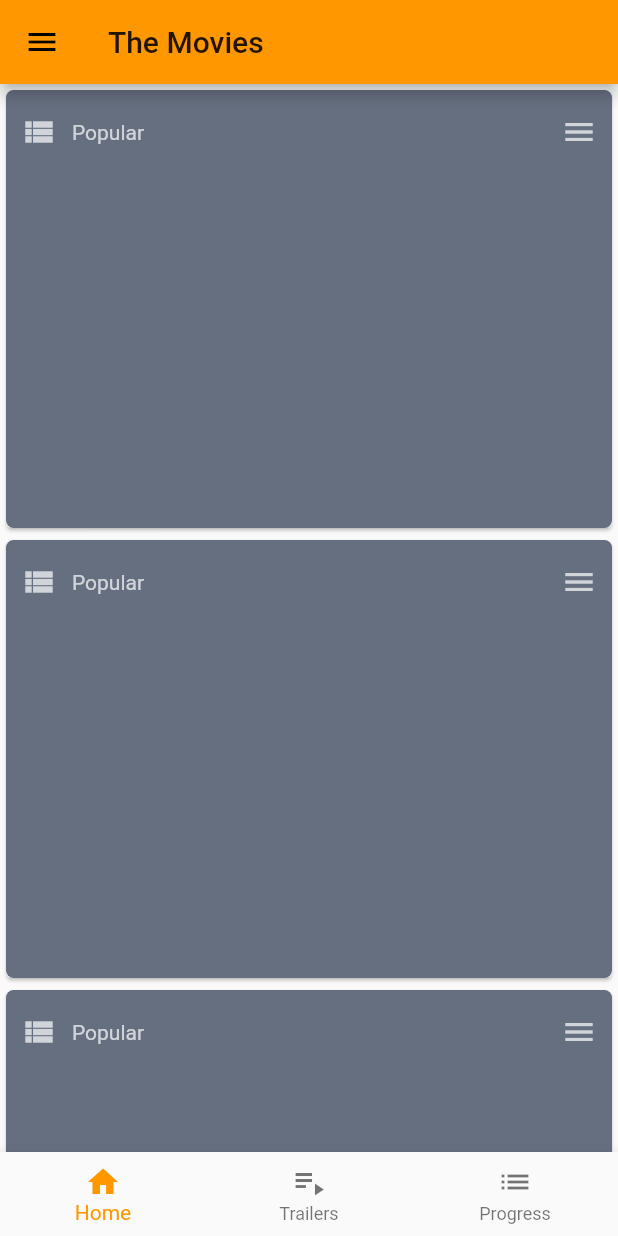
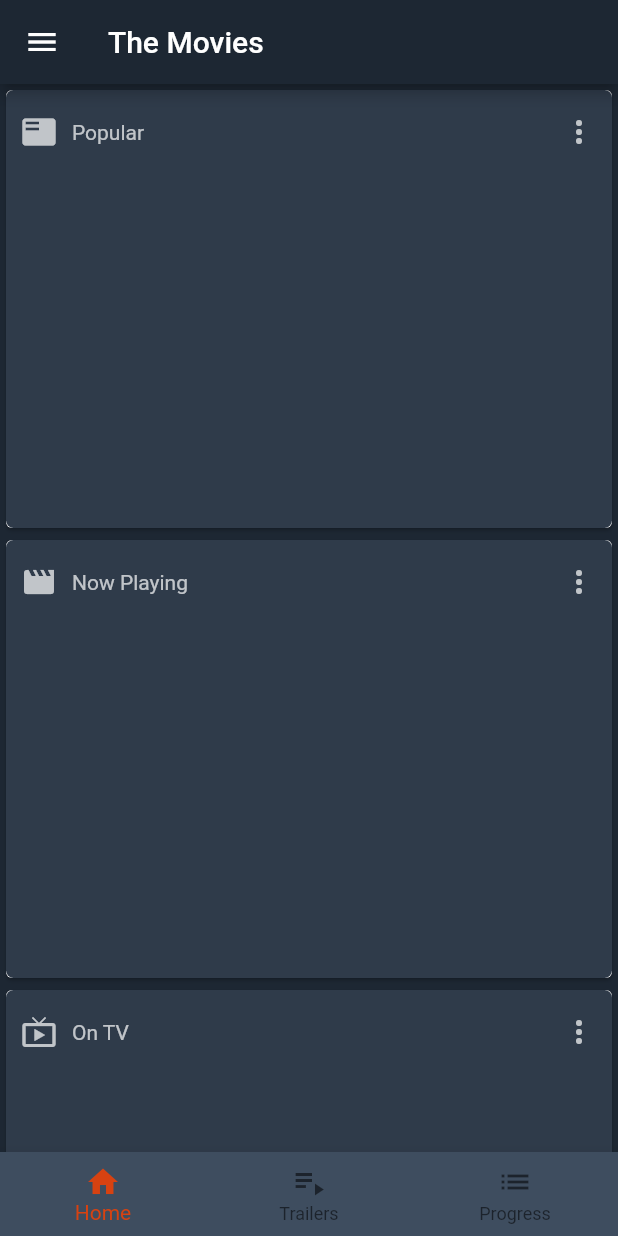
Before and after one commit to hoajb/the_movies_flut, a Flutter app: the screen it shows after launch, on a phone screen of 412 x 824 dp. Run offline on Flutter 3.47's test engine with Material 2 defaults, Android fonts, the phone set to English and light mode, and no system bars; network calls fail.

Commit message:
the icon

```diff
--- a/lib/main.dart
+++ b/lib/main.dart
@@ -1,4 +1,5 @@
 import 'package:flutter/material.dart';
+import 'package:the_movies_flut/resource/app_resources.dart';
 
 import 'page/mainpage.dart';
 
@@ -11,7 +12,7 @@ class MyApp extends StatelessWidget {
     return MaterialApp(
       title: 'Flutter Demo',
       theme: ThemeData(
-        primarySwatch: Colors.orange,
+        primarySwatch: AppColors.colorThemePrimary,
       ),
       home: MainPage(),
     );
--- a/lib/page/homepage.dart
+++ b/lib/page/homepage.dart
@@ -1,5 +1,6 @@
 import 'package:flutter/material.dart';
 import 'package:the_movies_flut/page/rowlistmovies.dart';
+import 'package:the_movies_flut/resource/app_resources.dart';
 
 class HomePage extends StatefulWidget {
   HomePage({Key key}) : super(key: key);
@@ -11,13 +12,16 @@ class HomePage extends StatefulWidget {
 class _HomePageState extends State<HomePage> {
   @override
   Widget build(BuildContext context) {
-    return SingleChildScrollView(
-      child: Column(
-        children: <Widget>[
-          RowMovies(title: "Popular"),
-          RowMovies(title: "Popular"),
-          RowMovies(title: "Popular"),
-        ],
+    return Container(
+      color: AppColors.colorThemePrimary,
+      child: SingleChildScrollView(
+        child: Column(
+          children: <Widget>[
+            RowMovies(title: "Popular", iconData: Icons.featured_play_list ),
+            RowMovies(title: "Now Playing", iconData: Icons.movie),
+            RowMovies(title: "On TV", iconData: Icons.live_tv),
+          ],
+        ),
       ),
     );
   }
@@ -30,9 +34,10 @@ class _HomePageState extends State<HomePage> {
 
 class RowMovies extends StatelessWidget {
   final String title;
+  final IconData iconData;
   final Color colorText = Colors.white70;
 
-  const RowMovies({Key key, this.title}) : super(key: key);
+  const RowMovies({Key key, this.title, this.iconData}) : super(key: key);
 
   @override
   Widget build(BuildContext context) {
@@ -42,14 +47,15 @@ class RowMovies extends StatelessWidget {
         child: Container(
           padding: EdgeInsets.all(10.0),
           decoration: BoxDecoration(
-              color: Color.fromRGBO(64, 75, 96, 0.8),
+              color: AppColors.colorThemePrimary[800],
+              border: null,
               borderRadius: BorderRadius.all(Radius.circular(5.0))),
           child: Column(
             children: <Widget>[
               Row(
                 children: <Widget>[
                   Icon(
-                    Icons.view_list,
+                    iconData,
                     color: colorText,
                   ),
                   Expanded(
@@ -60,7 +66,7 @@ class RowMovies extends StatelessWidget {
                             style: TextStyle(color: colorText),
                           ))),
                   Icon(
-                    Icons.menu,
+                    Icons.more_vert,
                     color: colorText,
                   ),
                 ],
--- a/lib/page/mainpage.dart
+++ b/lib/page/mainpage.dart
@@ -1,5 +1,6 @@
 import 'package:flutter/material.dart';
 import 'package:flutter/widgets.dart';
+import 'package:the_movies_flut/resource/app_resources.dart';
 
 import 'homepage.dart';
 import 'progresspage.dart';
@@ -31,27 +32,37 @@ class _MainPageState extends State<MainPage> {
         controller: _pageController,
         onPageChanged: _onPageChanged,
       ),
-      bottomNavigationBar: BottomNavigationBar(
+      bottomNavigationBar: Theme(
+        child: BottomNavigationBar(
             currentIndex: _selectedIndex,
             onTap: _onBottomNavigationBarTap,
-          fixedColor: Colors.orange,
+            fixedColor: AppColors.colorThemeAccent,
             type: BottomNavigationBarType.fixed,
             items: [
               BottomNavigationBarItem(
                   icon: Icon(Icons.home),
-                backgroundColor: Colors.white10,
+                  backgroundColor: AppColors.colorThemePrimary[700],
                   title: Text(
                     "Home",
                   )),
               BottomNavigationBarItem(
                   icon: Icon(Icons.playlist_play),
-                backgroundColor: Colors.white10,
+                  backgroundColor: AppColors.colorThemePrimary[700],
                   title: Text("Trailers")),
               BottomNavigationBarItem(
                   icon: Icon(Icons.list),
-                backgroundColor: Colors.white10,
+                  backgroundColor: AppColors.colorThemePrimary[700],
                   title: Text("Progress")),
             ]),
+        data: Theme.of(context).copyWith(
+            // sets the background color of the `BottomNavigationBar`
+            canvasColor: AppColors.colorThemePrimary[700],
+            // sets the active color of the `BottomNavigationBar` if `Brightness` is light
+            primaryColor: Colors.red,
+            textTheme: Theme.of(context)
+                .textTheme
+                .copyWith(caption: new TextStyle(color: Colors.white70))),
+      ),
       drawer: Drawer(
         child: ListView(
           padding: EdgeInsets.zero,
--- /dev/null
+++ b/lib/resource/app_resources.dart
@@ -0,0 +1,80 @@
+import 'package:flutter/material.dart';
+
+///
+/// Apply theme data
+///
+ThemeData applyThemeData(ThemeData basic) {
+  return basic.copyWith(
+    primaryColor: AppColors.colorThemePrimary[800],
+    primaryColorDark: AppColors.colorThemePrimary,
+    scaffoldBackgroundColor: Colors.white,
+    accentColor: AppColors.colorThemeAccent,
+    disabledColor: AppColors.colorDisabled,
+    textTheme: applyTextTheme(basic.textTheme),
+    accentTextTheme: applyTextTheme(basic.accentTextTheme),
+    primaryTextTheme: applyTextTheme(basic.primaryTextTheme),
+  );
+}
+
+TextTheme applyTextTheme(TextTheme basic) {
+  return basic.apply(fontFamily: "Roboto");
+}
+
+///
+/// App Colors
+///
+class AppColors {
+//  static const Color colorPrimary = const Color(0xff0091D0);
+//  static const Color colorAccent = const Color(0xff63B226);
+  static const Color colorDisabled = const Color(0xffD9D9D9);
+  static const Color colorWarning = const Color(0xffFD9A00);
+  static const Color colorBlue = const Color(0xff003DFF);
+  static const Color colorFacebook = const Color(0xff3B5998);
+  static const Color colorSeparator = const Color(0x809b9b9b);
+  static const Color colorSeparator24 = const Color(0x3d9b9b9b);
+  static const Color colorYoutube = const Color(0xffc4302b);
+  static const Color colorBlack = const Color(0xff4a4a4a);
+
+  static const MaterialColor colorThemePrimary = MaterialColor(
+    _colorPrimary,
+    <int, Color>{
+      50: Color(0xFFe9edf5),
+      100: Color(0xFFcad3de),
+      200: Color(0xFFaab5c5),
+      300: Color(0xFF8a98ab),
+      400: Color(0xFF728398),
+      500: Color(0xFF5a6e86),
+      600: Color(0xFF4d6076),
+      700: Color(0xFF3e4d5f),
+      800: Color(0xFF2f3b4a),
+      900: Color(_colorPrimary),
+    },
+  );
+  static const int _colorPrimary = 0xff1d2733;
+
+  static const MaterialColor colorThemeAccent = MaterialColor(
+    _colorAccent,
+    <int, Color>{
+      50: Color(0xFFfbe9e7),
+      100: Color(0xFFffccbb),
+      200: Color(0xFFffab90),
+      300: Color(0xFFfe8a63),
+      400: Color(0xFFfe7041),
+      500: Color(0xFFfe571e),
+      600: Color(0xFFf3511a),
+      700: Color(0xFFe54a15),
+      800: Color(_colorAccent),
+      900: Color(0xFFbe3507),
+    },
+  );
+  static const int _colorAccent = 0xffd74211;
+
+  static const Color colorCardView = const Color(0xff232e3c);
+}
+
+///
+/// App Images
+///
+class AppImages {
+  static const String bgWelcomeCover = "res/imgs/bg_welcome_cover.jpg";
+}
```
Lines whose indentation alone changed are shown as unchanged.
